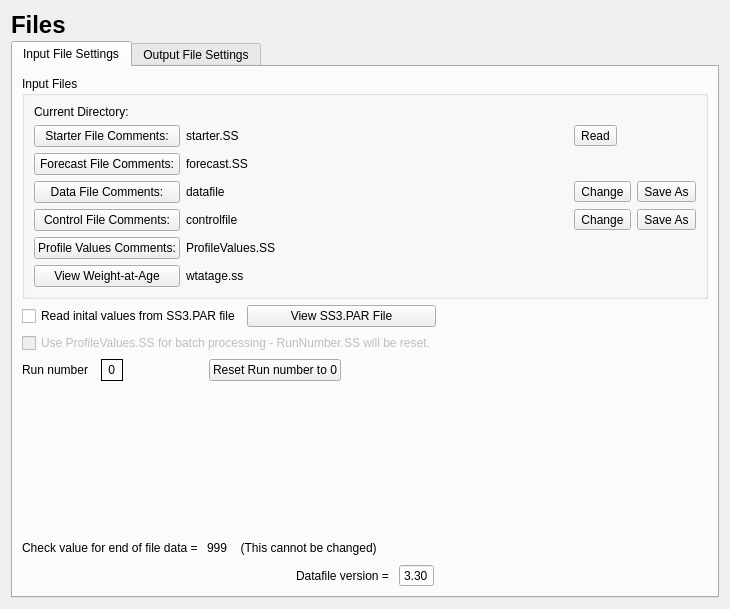
This is src/file_widget.ui in nmfs-ost/ss3-ssi as Qt 5 draws it before an edit. The edited form follows.
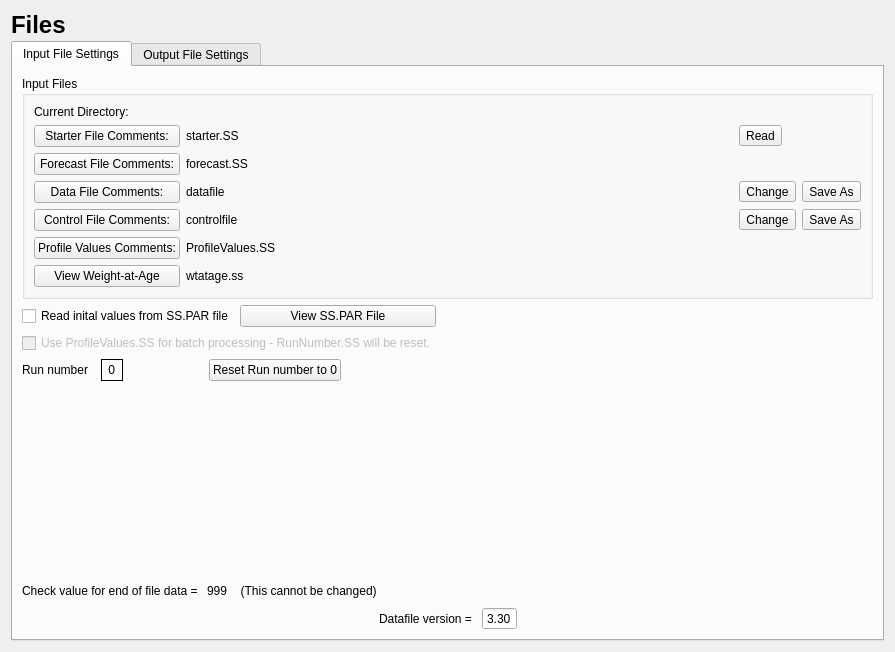
This is the edited form. Icons and pictures are not drawn.

What changed in the file:
```diff
--- a/src/file_widget.ui
+++ b/src/file_widget.ui
@@ -6,8 +6,8 @@
    <rect>
     <x>0</x>
     <y>0</y>
-    <width>730</width>
-    <height>609</height>
+    <width>895</width>
+    <height>652</height>
    </rect>
   </property>
   <property name="windowTitle">
@@ -86,14 +86,14 @@
           <bool>true</bool>
          </property>
          <property name="text">
-          <string>Read inital values from SS3.PAR file</string>
+          <string>Read inital values from SS.PAR file</string>
          </property>
         </widget>
        </item>
        <item row="10" column="1">
         <widget class="QPushButton" name="pushButton_viewParFile">
          <property name="text">
-          <string>View SS3.PAR File</string>
+          <string>View SS.PAR File</string>
          </property>
         </widget>
        </item>
```
